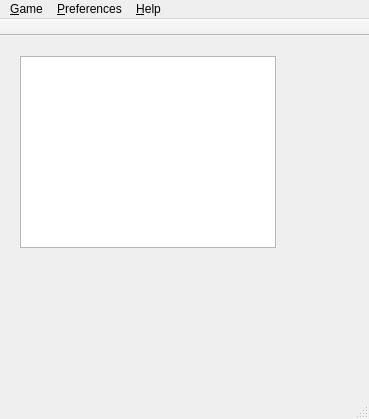
Qt form src/mainwindow.ui (loimu/yarr) before a commit.
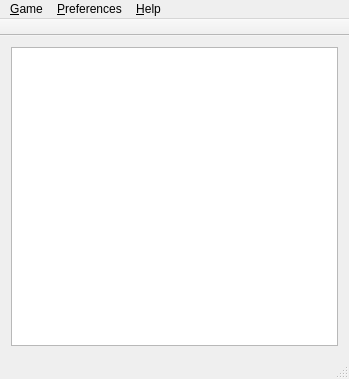
The same form after that commit.

```diff
--- a/src/mainwindow.ui
+++ b/src/mainwindow.ui
@@ -6,23 +6,17 @@
    <rect>
     <x>0</x>
     <y>0</y>
-    <width>369</width>
-    <height>419</height>
+    <width>349</width>
+    <height>379</height>
    </rect>
   </property>
   <property name="windowTitle">
    <string>YARR</string>
   </property>
   <widget class="QWidget" name="centralWidget">
+   <layout class="QVBoxLayout" name="verticalLayout">
+    <item>
    <widget class="QTableView" name="tableView">
-    <property name="geometry">
-     <rect>
-      <x>20</x>
-      <y>20</y>
-      <width>256</width>
-      <height>192</height>
-     </rect>
-    </property>
     <property name="verticalScrollBarPolicy">
      <enum>Qt::ScrollBarAlwaysOff</enum>
     </property>
@@ -36,13 +30,15 @@
      <number>39</number>
     </attribute>
    </widget>
+    </item>
+   </layout>
   </widget>
   <widget class="QMenuBar" name="menuBar">
    <property name="geometry">
     <rect>
      <x>0</x>
      <y>0</y>
-     <width>369</width>
+     <width>349</width>
      <height>27</height>
     </rect>
    </property>
```
Left out of the diff: 35 changed lines with no effect on the pictures. Lines whose indentation alone changed are shown as unchanged.
